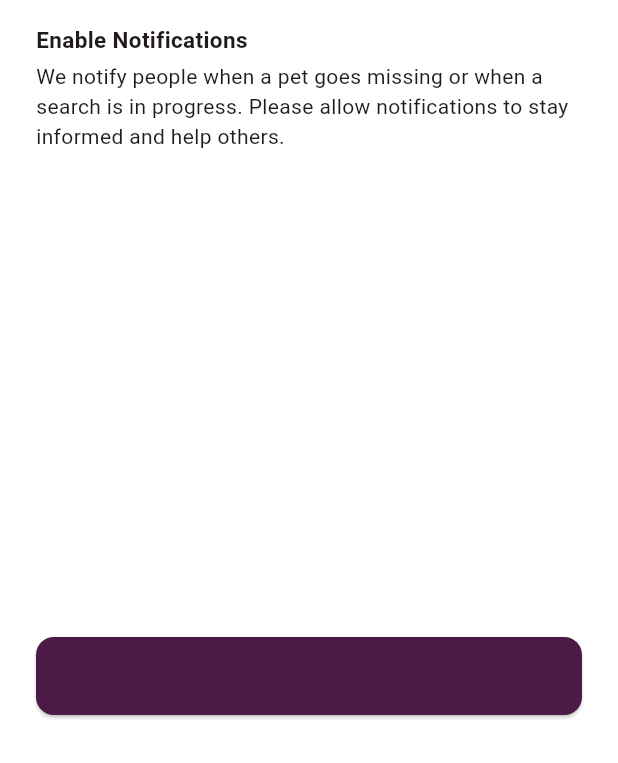
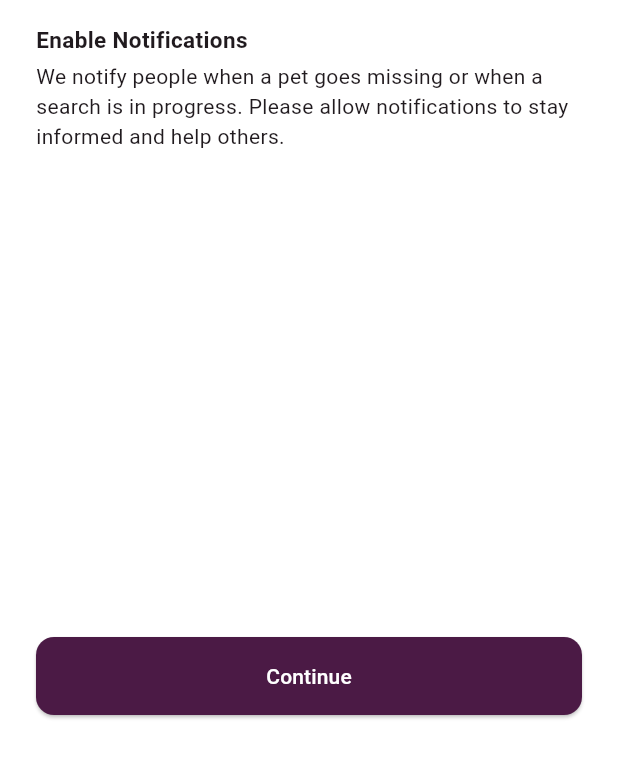
Before and after one commit to IbrahimElshishtawy/animel_setup, a Flutter app: the PermissionsInfoScreen screen opened by its route, on a phone screen of 412 x 824 dp, the part 473-1236 px from its top. Run offline on Flutter 3.47's test engine with Material 3 defaults, Android fonts, the phone set to English and light mode, and no system bars; our stand-ins replace go_router; Roboto replaces fonts that are missing (Poppins).

Commit message:
Update permissions_info_screen.dart

```diff
--- a/animel_core/lib/features/onboarding/presentation/permissions_info_screen.dart
+++ b/animel_core/lib/features/onboarding/presentation/permissions_info_screen.dart
@@ -81,7 +81,10 @@ class PermissionsInfoScreen extends StatelessWidget {
                     ),
                   ),
                   onPressed: () => _continue(context),
-                  child: const Text("Continue"),
+                  child: const Text(
+                    "Continue",
+                    style: TextStyle(color: Colors.white),
+                  ),
                 ),
               ),
               const SizedBox(height: 8),
```
